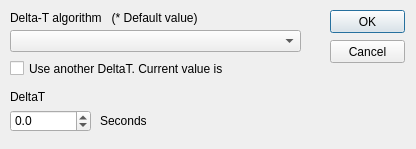
First picture: the form in cdeltat.ui, repository PavelMr/skytechx, before the edit.
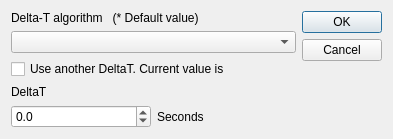
Second picture: the form after the edit.

Patch:
```diff
--- a/cdeltat.ui
+++ b/cdeltat.ui
@@ -6,22 +6,46 @@
    <rect>
     <x>0</x>
     <y>0</y>
-    <width>416</width>
-    <height>149</height>
+    <width>393</width>
+    <height>137</height>
    </rect>
   </property>
   <property name="windowTitle">
    <string>Set DeltaT</string>
   </property>
+  <layout class="QVBoxLayout" name="verticalLayout_3">
+   <item>
+    <layout class="QHBoxLayout" name="horizontalLayout" stretch="1,0">
+     <item>
+      <layout class="QVBoxLayout" name="verticalLayout_2">
+       <item>
+        <widget class="QLabel" name="label_3">
+         <property name="text">
+          <string>Delta-T algorithm   (* Default value)</string>
+         </property>
+        </widget>
+       </item>
+       <item>
+        <widget class="QComboBox" name="comboBox"/>
+       </item>
+       <item>
+        <widget class="QCheckBox" name="checkBox">
+         <property name="text">
+          <string>Use another DeltaT. Current value is </string>
+         </property>
+        </widget>
+       </item>
+       <item>
+        <widget class="QLabel" name="label">
+         <property name="text">
+          <string>DeltaT</string>
+         </property>
+        </widget>
+       </item>
+       <item>
+        <layout class="QHBoxLayout" name="horizontalLayout_2">
+         <item>
   <widget class="QDoubleSpinBox" name="doubleSpinBox">
-   <property name="geometry">
-    <rect>
-     <x>10</x>
-     <y>110</y>
-     <width>81</width>
-     <height>22</height>
-    </rect>
-   </property>
    <property name="decimals">
     <number>1</number>
    </property>
@@ -32,94 +56,65 @@
     <double>100000.000000000000000</double>
    </property>
   </widget>
-  <widget class="QLabel" name="label">
-   <property name="geometry">
-    <rect>
-     <x>10</x>
-     <y>90</y>
-     <width>46</width>
-     <height>13</height>
-    </rect>
-   </property>
-   <property name="text">
-    <string>DeltaT</string>
-   </property>
-  </widget>
-  <widget class="QCheckBox" name="checkBox">
-   <property name="geometry">
-    <rect>
-     <x>10</x>
-     <y>60</y>
-     <width>291</width>
-     <height>17</height>
-    </rect>
-   </property>
-   <property name="text">
-    <string>Use another DeltaT. Current value is </string>
-   </property>
-  </widget>
+         </item>
+         <item>
   <widget class="QLabel" name="label_2">
-   <property name="geometry">
-    <rect>
-     <x>100</x>
-     <y>110</y>
-     <width>121</width>
-     <height>21</height>
-    </rect>
-   </property>
    <property name="text">
     <string>Seconds</string>
    </property>
   </widget>
+         </item>
+        </layout>
+       </item>
+       <item>
+        <spacer name="verticalSpacer_2">
+         <property name="orientation">
+          <enum>Qt::Vertical</enum>
+         </property>
+         <property name="sizeHint" stdset="0">
+          <size>
+           <width>20</width>
+           <height>40</height>
+          </size>
+         </property>
+        </spacer>
+       </item>
+      </layout>
+     </item>
+     <item>
+      <layout class="QVBoxLayout" name="verticalLayout">
+       <item>
   <widget class="QPushButton" name="pushButton">
-   <property name="geometry">
-    <rect>
-     <x>330</x>
-     <y>10</y>
-     <width>75</width>
-     <height>23</height>
-    </rect>
-   </property>
    <property name="text">
     <string>OK</string>
    </property>
   </widget>
+       </item>
+       <item>
   <widget class="QPushButton" name="pushButton_2">
-   <property name="geometry">
-    <rect>
-     <x>330</x>
-     <y>40</y>
-     <width>75</width>
-     <height>23</height>
-    </rect>
-   </property>
    <property name="text">
     <string>Cancel</string>
    </property>
   </widget>
-  <widget class="QComboBox" name="comboBox">
-   <property name="geometry">
-    <rect>
-     <x>10</x>
-     <y>30</y>
-     <width>291</width>
-     <height>22</height>
-    </rect>
-   </property>
-  </widget>
-  <widget class="QLabel" name="label_3">
-   <property name="geometry">
-    <rect>
-     <x>10</x>
-     <y>10</y>
-     <width>231</width>
-     <height>16</height>
-    </rect>
-   </property>
-   <property name="text">
-    <string>Delta-T algorithm   (* Default value)</string>
-   </property>
-  </widget>
+       </item>
+       <item>
+        <spacer name="verticalSpacer">
+         <property name="orientation">
+          <enum>Qt::Vertical</enum>
+         </property>
+         <property name="sizeHint" stdset="0">
+          <size>
+           <width>20</width>
+           <height>40</height>
+          </size>
+         </property>
+        </spacer>
+       </item>
+      </layout>
+     </item>
+    </layout>
+   </item>
+  </layout>
  </widget>
  <tabstops>
   <tabstop>comboBox</tabstop>
```
Lines whose indentation alone changed are shown as unchanged.
